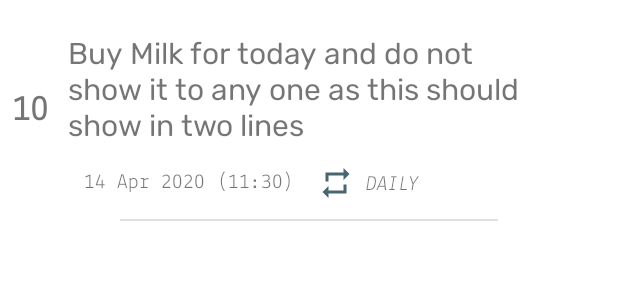
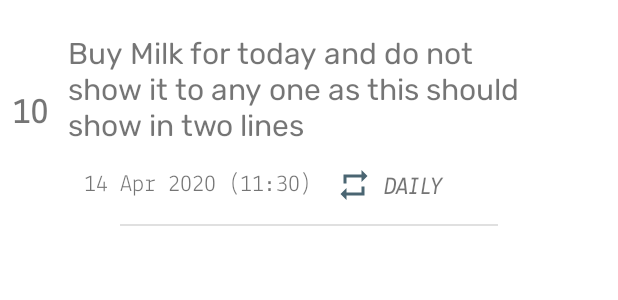
Before and after one commit to amitpanda007/reminder, an Android app: the layout reminder_grid_item.xml on its own in the app's theme, with its tools: preview values and no code run, on a phone screen of 412 x 824 dp. Shown: the top 300 px of the screen. Run offline under Robolectric (Android 15) with nearby library versions, the phone set to English and light mode, and no system bars.

Commit message:
some ui changes

```diff
--- a/app/src/main/res/layout/reminder_grid_item.xml
+++ b/app/src/main/res/layout/reminder_grid_item.xml
@@ -42,7 +42,7 @@
         android:layout_marginStart="24dp"
         android:fontFamily="@font/lekton_regular"
         android:text="14 Apr 2020"
-        android:textSize="14sp"
+        android:textSize="16sp"
         app:layout_constraintBottom_toBottomOf="parent"
         app:layout_constraintStart_toEndOf="@+id/reminderId"
         app:layout_constraintTop_toBottomOf="@+id/reminderText" />
@@ -54,7 +54,7 @@
         android:layout_marginStart="8dp"
         android:fontFamily="@font/lekton_regular"
         android:text="(11:30)"
-        android:textSize="14sp"
+        android:textSize="16sp"
         app:layout_constraintBottom_toBottomOf="parent"
         app:layout_constraintStart_toEndOf="@+id/dueDate"
         app:layout_constraintTop_toBottomOf="@+id/reminderText" />
@@ -76,8 +76,9 @@
         android:layout_height="wrap_content"
         android:layout_marginStart="8dp"
         android:fontFamily="@font/lekton_italic"
+        android:textStyle="bold"
         android:text="DAILY"
-        android:textSize="14sp"
+        android:textSize="16sp"
         app:layout_constraintBottom_toBottomOf="parent"
         app:layout_constraintStart_toEndOf="@+id/repeatImageButton"
         app:layout_constraintTop_toBottomOf="@+id/reminderText" />
```
Also changed, not shown: app/src/main/java/com/pandacorp/reminders/ui/main/ListAdaptor.kt (+7 -7 lines).
